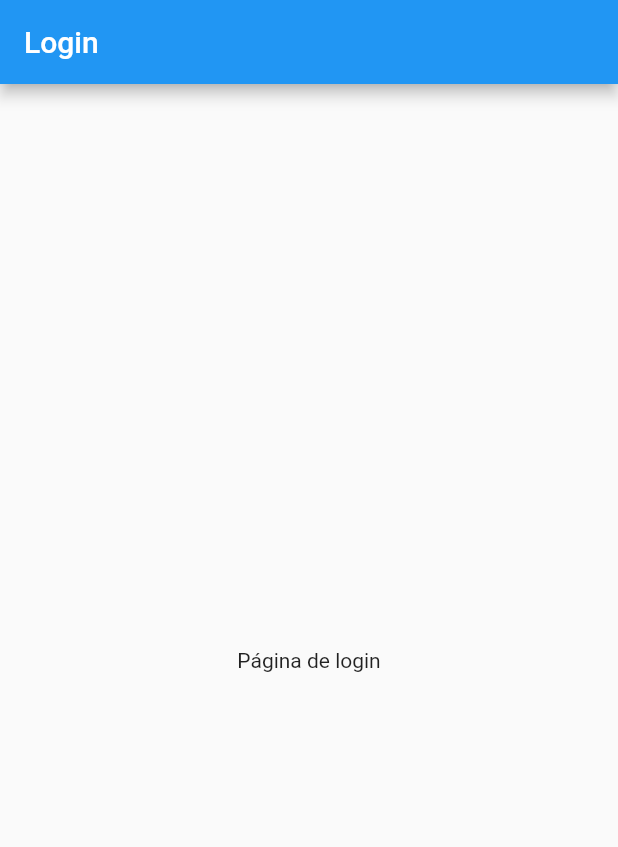
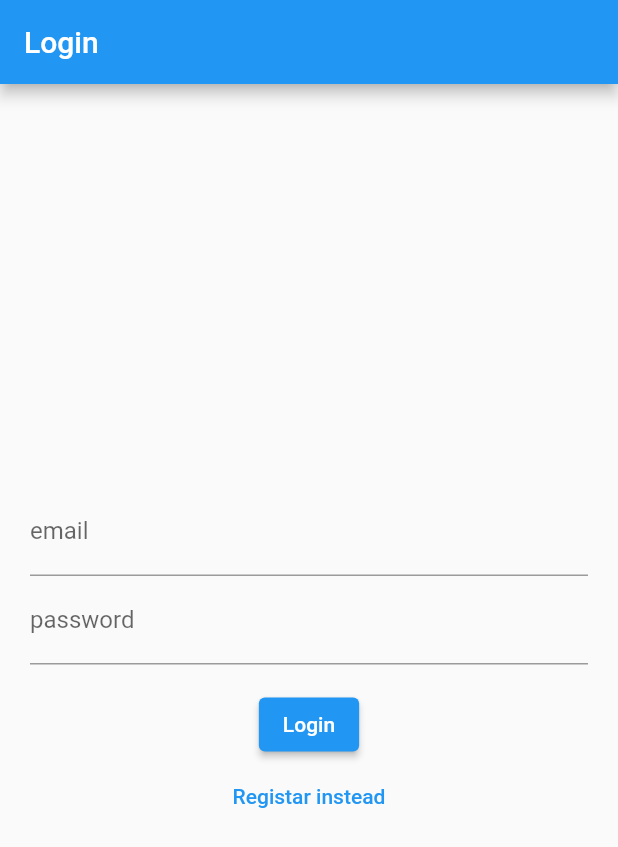
Before and after one commit to MKShoji/Project_KnowBre, a Flutter app: the screen it shows after launch, on a phone screen of 412 x 824 dp. Shown: the top 847 px of the screen. Run offline on Flutter 3.47's test engine with Material 2 defaults, Android fonts, the phone set to English and light mode, and no system bars; our stand-ins replace firebase_auth, firebase_core, sign_in_button; accounts and stored records are empty.

Commit message:
Autenticação +  Página de boas vindas
- Adição do package de autenticação do Firebase
- Tele de boas vindas atualizada
- Sistema de autenticação de email/senha implementado

```diff
--- /dev/null
+++ b/knowbre/lib/app_widget.dart
@@ -0,0 +1,38 @@
+import 'package:flutter/material.dart';
+import 'package:knowbre/pages/home/home_page.dart';
+import 'package:knowbre/pages/login/login_page.dart';
+import 'package:knowbre/pages/login/welcome_page.dart';
+import 'package:knowbre/pages/splash/splash_page.dart';
+import 'package:knowbre/shared/auth/auth.dart';
+import 'package:firebase_auth/firebase_auth.dart';
+
+class AppWiget extends StatefulWidget {
+  const AppWiget({Key? key}) : super(key: key);
+
+  @override
+  State<AppWiget> createState() => _AppWigetState();
+}
+
+class _AppWigetState extends State<AppWiget> {
+  @override
+  Widget build(BuildContext context) {
+    return StreamBuilder(
+        stream: Auth().auhtStateChanges,
+        builder: (context, snapshot) {
+          if (snapshot.hasData) {
+            return HomePage();
+          } else {
+            return const LoginPage();
+          }
+        });
+  }
+}
+
+
+///      initialRoute: '/splash',
+///     routes: {
+///        '/splash': (_) => const SplashPage(),
+///        '/welcome': (_) => const WelcomePage(),
+///        '/login': (_) => const LoginPage(),
+///       '/home': (_) => HomePage(),
+///      },
--- a/knowbre/lib/main.dart
+++ b/knowbre/lib/main.dart
@@ -1,11 +1,9 @@
 import 'package:firebase_core/firebase_core.dart';
 import 'package:flutter/material.dart';
-import 'package:knowbre/modules/login/login_page.dart';
-import 'package:knowbre/modules/splash/splash_page.dart';
+import 'package:knowbre/app_widget.dart';
 import 'firebase_options.dart';
-import 'modules/home/home_page.dart';
 
-void main() async {
+Future<void> main() async {
   WidgetsFlutterBinding.ensureInitialized();
   await Firebase.initializeApp(
     options: DefaultFirebaseOptions.currentPlatform,
@@ -19,16 +17,11 @@ class MyApp extends StatelessWidget {
   @override
   Widget build(BuildContext context) {
     return MaterialApp(
-      title: 'KnowBre',
+      debugShowCheckedModeBanner: false,
       theme: ThemeData(
         primarySwatch: Colors.blue,
       ),
-      initialRoute: '/splash',
-      routes: {
-        '/splash': (_) => const SplashPage(),
-        '/login': (_) => const LoginPage(),
-        '/home': (_) => const HomePage(),
-      },
+      home: const AppWiget(),
     );
   }
 }
--- a/knowbre/lib/modules/login/login_page.dart
+++ /dev/null
@@ -1,22 +0,0 @@
-import 'package:flutter/material.dart';
-
-class LoginPage extends StatefulWidget {
-  const LoginPage({Key? key}) : super(key: key);
-
-  @override
-  State<LoginPage> createState() => _LoginPageState();
-}
-
-class _LoginPageState extends State<LoginPage> {
-  @override
-  Widget build(BuildContext context) {
-    return Scaffold(
-      appBar: AppBar(
-        title: const Text('Login'),
-      ),
-      body: Center(
-        child: Text('Página de login'),
-      ),
-    );
-  }
-}
--- /dev/null
+++ b/knowbre/lib/pages/login/login_page.dart
@@ -0,0 +1,104 @@
+import 'package:flutter/material.dart';
+import 'package:firebase_auth/firebase_auth.dart';
+import 'package:knowbre/shared/auth/auth.dart';
+
+class LoginPage extends StatefulWidget {
+  const LoginPage({Key? key}) : super(key: key);
+
+  @override
+  State<LoginPage> createState() => _LoginPageState();
+}
+
+class _LoginPageState extends State<LoginPage> {
+  String? errorMassage = '';
+  bool isLogin = true;
+
+  final TextEditingController _controllerEmail = TextEditingController();
+  final TextEditingController _controllerPassword = TextEditingController();
+
+  Future<void> signInWithEmailAndPassword() async {
+    try {
+      await Auth().signInWithEmailAndPassword(
+        email: _controllerEmail.text,
+        password: _controllerPassword.text,
+      );
+    } on FirebaseAuthException catch (e) {
+      setState(() {
+        errorMassage = e.message;
+      });
+    }
+  }
+
+  Future<void> createUserWithEmailAndPassword() async {
+    try {
+      await Auth().createUserWithEmailAndPassword(
+        email: _controllerEmail.text,
+        password: _controllerPassword.text,
+      );
+    } on FirebaseAuthException catch (e) {
+      setState(() {
+        errorMassage = e.message;
+      });
+    }
+  }
+
+  Widget _entryField(
+    String title,
+    TextEditingController controller,
+  ) {
+    return TextField(
+      controller: controller,
+      decoration: InputDecoration(
+        labelText: title,
+      ),
+    );
+  }
+
+  Widget _errorMassege() {
+    return Text(errorMassage == '' ? '' : 'Humm ? $errorMassage');
+  }
+
+  Widget _submitButton() {
+    return ElevatedButton(
+      onPressed:
+          isLogin ? signInWithEmailAndPassword : createUserWithEmailAndPassword,
+      child: Text(isLogin ? 'Login' : 'Register'),
+    );
+  }
+
+  Widget _loginOrRegisterButton() {
+    return TextButton(
+      onPressed: () {
+        setState(() {
+          isLogin = !isLogin;
+        });
+      },
+      child: Text(isLogin ? 'Registar instead' : 'Login instead'),
+    );
+  }
+
+  @override
+  Widget build(BuildContext context) {
+    return Scaffold(
+      appBar: AppBar(
+        title: const Text('Login'),
+      ),
+      body: Container(
+        height: double.infinity,
+        width: double.infinity,
+        padding: const EdgeInsets.all(20),
+        child: Column(
+          crossAxisAlignment: CrossAxisAlignment.center,
+          mainAxisAlignment: MainAxisAlignment.center,
+          children: <Widget>[
+            _entryField('email', _controllerEmail),
+            _entryField('password', _controllerPassword),
+            _errorMassege(),
+            _submitButton(),
+            _loginOrRegisterButton(),
+          ],
+        ),
+      ),
+    );
+  }
+}
--- /dev/null
+++ b/knowbre/lib/shared/auth/auth.dart
@@ -0,0 +1,31 @@
+import 'package:firebase_auth/firebase_auth.dart';
+
+class Auth {
+  final FirebaseAuth _firebaseAuth = FirebaseAuth.instance;
+
+  User? get currentUser => _firebaseAuth.currentUser;
+
+  Stream<User?> get auhtStateChanges => _firebaseAuth.authStateChanges();
+
+  Future<void> signInWithEmailAndPassword({
+    required String email,
+    required String password,
+  }) async {
+    await _firebaseAuth.signInWithEmailAndPassword(
+        email: email, password: password);
+  }
+
+  Future<void> createUserWithEmailAndPassword({
+    required String email,
+    required String password,
+  }) async {
+    await _firebaseAuth.createUserWithEmailAndPassword(
+      email: email,
+      password: password,
+    );
+  }
+
+  Future<void> signOut() async {
+    await _firebaseAuth.signOut();
+  }
+}
--- a/knowbre/pubspec.yaml
+++ b/knowbre/pubspec.yaml
@@ -30,11 +30,13 @@ dependencies:
   flutter:
     sdk: flutter
   firebase_core: ^1.19.2
+  sign_in_button: ^3.0.0
 
 
   # The following adds the Cupertino Icons font to your application.
   # Use with the CupertinoIcons class for iOS style icons.
   cupertino_icons: ^1.0.2
+  firebase_auth: ^3.4.2
 
 dev_dependencies:
   flutter_test:
```
Also changed, not shown: knowbre/lib/modules/home/home_page.dart (deleted, +0 -22 lines), knowbre/lib/modules/splash/splash_page.dart (deleted, +0 -29 lines), knowbre/lib/pages/home/home_page.dart (added, +50 -0 lines), knowbre/lib/pages/login/welcome_page.dart (added, +90 -0 lines), knowbre/lib/pages/splash/splash_page.dart (added, +29 -0 lines), knowbre/pubspec.lock, 1 other file.
